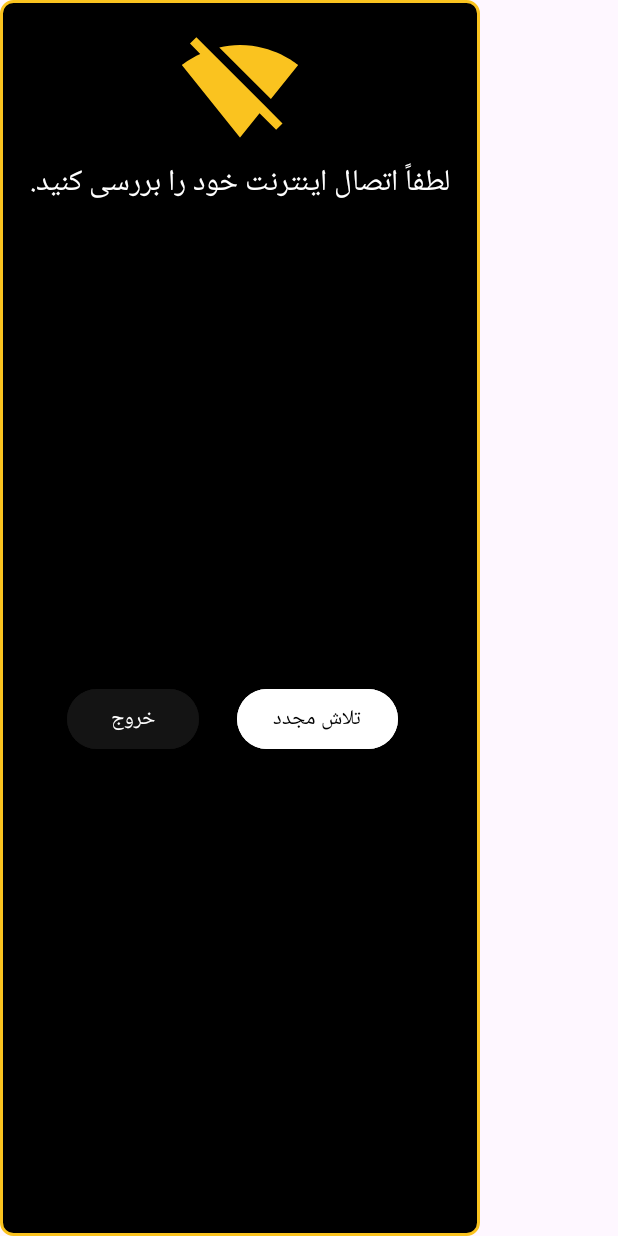
After one commit to mkarshnas8668/KarenGold, an Android app: the layout custom_no_internet_dialog.xml on its own in the app's theme, with its tools: preview values and no code run, on a phone screen of 412 x 824 dp. The commit adds this screen. Run offline under Robolectric (Android 15) with nearby library versions, the phone set to English and light mode, and no system bars.

Commit message:
add recycler to main activty and crelate alert for check connection and show alert

```diff
--- a/app/src/main/AndroidManifest.xml
+++ b/app/src/main/AndroidManifest.xml
@@ -1,6 +1,10 @@
 <?xml version="1.0" encoding="utf-8"?>
 <manifest xmlns:android="http://schemas.android.com/apk/res/android"
     xmlns:tools="http://schemas.android.com/tools" >
+
+    <uses-permission android:name="android.permission.ACCESS_NETWORK_STATE"/>
+    <uses-permission android:name="android.permission.INTERNET"/>
+
 
     <application
         android:allowBackup="true"
--- /dev/null
+++ b/app/src/main/res/drawable/border_yellow_alert.xml
@@ -0,0 +1,8 @@
+<?xml version="1.0" encoding="utf-8"?>
+<shape xmlns:android="http://schemas.android.com/apk/res/android">
+    <solid android:color="@android:color/black" />
+    <stroke
+        android:width="2dp"
+        android:color="@color/gold_text" />
+    <corners android:radius="8dp" />
+</shape>
--- /dev/null
+++ b/app/src/main/res/drawable/ic_no_internet.xml
@@ -0,0 +1,5 @@
+<vector xmlns:android="http://schemas.android.com/apk/res/android" android:height="24dp" android:tint="#FFA600" android:viewportHeight="24" android:viewportWidth="24" android:width="24dp">
+
+    <path android:fillColor="@android:color/white" android:pathData="M23.64,7c-0.45,-0.34 -4.93,-4 -11.64,-4 -1.5,0 -2.89,0.19 -4.15,0.48L18.18,13.8 23.64,7zM17.04,15.22L3.27,1.44 2,2.72l2.05,2.06C1.91,5.76 0.59,6.82 0.36,7l11.63,14.49 0.01,0.01 0.01,-0.01 3.9,-4.86 3.32,3.32 1.27,-1.27 -3.46,-3.46z"/>
+
+</vector>
--- /dev/null
+++ b/app/src/main/res/layout/custom_no_internet_dialog.xml
@@ -0,0 +1,54 @@
+<LinearLayout xmlns:android="http://schemas.android.com/apk/res/android"
+    xmlns:app="http://schemas.android.com/apk/res-auto"
+    android:layout_width="wrap_content"
+    android:layout_height="wrap_content"
+    android:orientation="vertical"
+    android:background="@drawable/border_yellow_alert"
+    android:padding="20dp"
+    android:gravity="center">
+
+<ImageView
+android:layout_width="80dp"
+android:layout_height="80dp"
+android:src="@drawable/ic_no_internet"
+android:contentDescription="@string/no_internet"
+app:tint="@color/gold_text" />
+
+<TextView
+android:layout_width="wrap_content"
+android:layout_height="wrap_content"
+android:text="@string/check_connect"
+android:textColor="@color/white"
+android:textSize="20sp"
+android:paddingTop="5dp"
+android:gravity="center" />
+
+<LinearLayout
+android:layout_width="match_parent"
+android:layout_height="wrap_content"
+android:orientation="horizontal"
+android:gravity="center"
+android:paddingTop="15dp">
+
+<Button
+    android:id="@+id/exitButton"
+    android:layout_width="wrap_content"
+    android:layout_height="wrap_content"
+    android:text="@string/exit"
+    android:layout_marginEnd="10dp"
+    android:backgroundTint="@color/back_view_black"
+    android:textColor="@color/white" />
+
+<Button
+    android:id="@+id/retryButton"
+    android:layout_width="wrap_content"
+    android:layout_height="wrap_content"
+    android:layout_marginStart="15dp"
+    android:text="@string/try_again"
+    android:backgroundTint="@color/white"
+    android:textColor="@color/black" />
+
+<View android:layout_width="10dp" android:layout_height="wrap_content" />
+
+</LinearLayout>
+    </LinearLayout>
--- a/app/src/main/res/values/strings.xml
+++ b/app/src/main/res/values/strings.xml
@@ -6,4 +6,8 @@
     <string name="karen_studio">Karen Studio</string>
     <string name="price_gold">قیمت طلا</string>
     <string name="price_money">قیمت ارز</string>
+    <string name="try_again">تلاش مجدد</string>
+    <string name="exit">خروج</string>
+    <string name="check_connect">لطفاً اتصال اینترنت خود را بررسی کنید.</string>
+    <string name="no_internet">No Internet</string>
 </resources>
--- a/app/src/main/res/values/themes.xml
+++ b/app/src/main/res/values/themes.xml
@@ -5,5 +5,11 @@
         <!-- <item name="colorPrimary">@color/my_light_primary</item> -->
     </style>
 
+    <style name="CustomAlertDialog" parent="Theme.MaterialComponents.Light.Dialog.Alert">
+        <item name="android:background">@color/black</item> <!-- پس‌زمینه مشکی -->
+        <item name="android:textColorPrimary">@color/gold_text</item> <!-- متن قرمز -->
+    </style>
+
+
     <style name="Theme.KarenGold" parent="Base.Theme.KarenGold" />
 </resources>
```
Also changed, not shown: app/src/main/java/com/mkarshnas6/karenstudio/karengold/FullScreenActivity.kt (+78 -6 lines), app/src/main/res/layout/activity_main.xml (+11 -1 lines).
